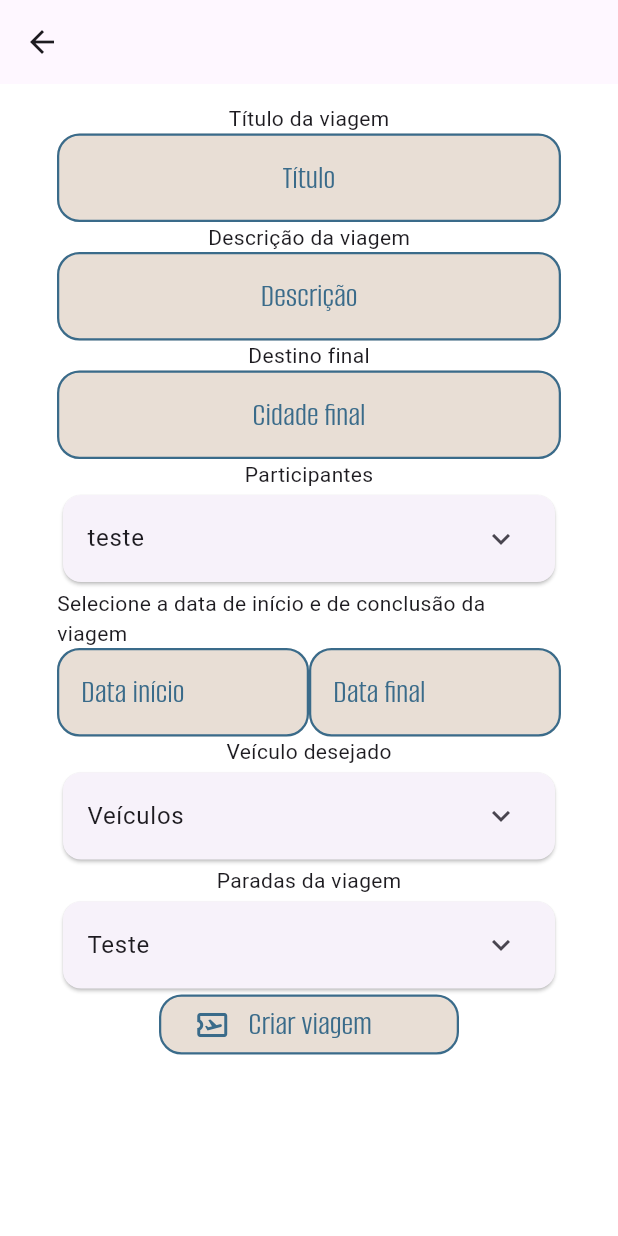
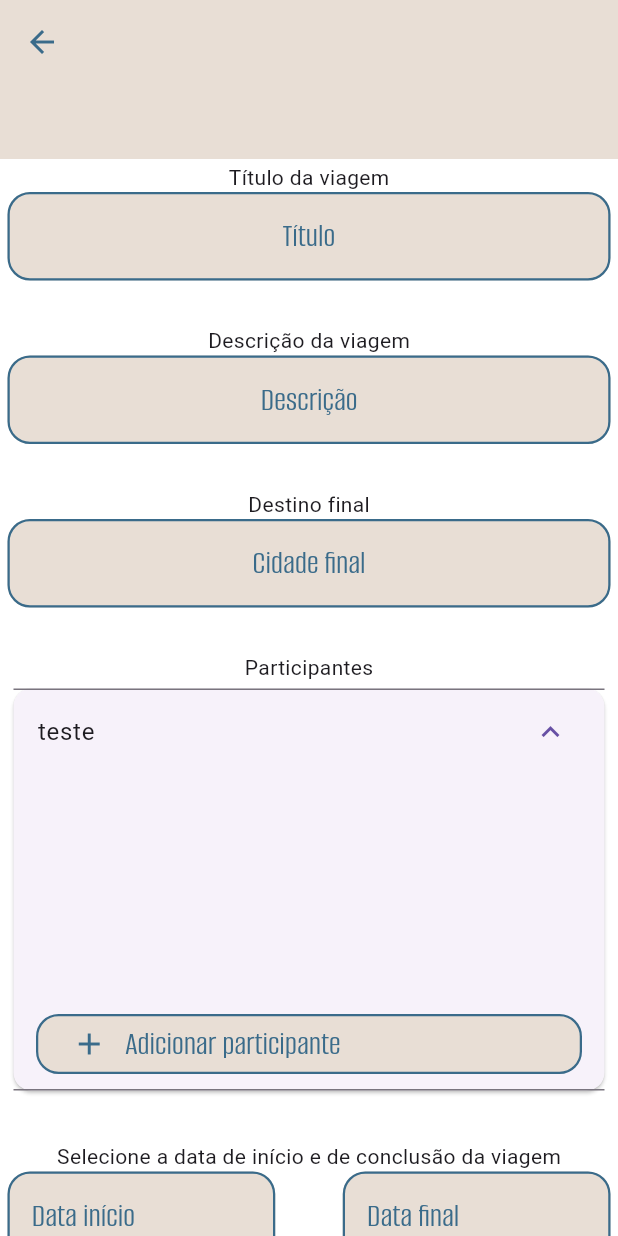
Before and after one commit to rafinha-as-br/TravelMaker, a Flutter app: the CreateTravelScreen screen opened by its route, on a phone screen of 412 x 824 dp. Run offline on Flutter 3.47's test engine with Material 3 defaults, Android fonts, the phone set to English and light mode, and no system bars; our stand-ins replace geocoding, geolocator, image_picker, shared_preferences, sqflite; missing offline and left inert: country_flags, dart:ffi; accounts and stored records are empty.

Commit message:
Feat 2 - Travel creation form 2/4

```diff
--- /dev/null
+++ b/travelmakerapp/lib/presentation/modules/customTextFormField.dart
@@ -0,0 +1,32 @@
+import 'package:flutter/material.dart';
+import 'package:travelmakerapp/usecase/Themes/getTheme.dart';
+
+import 'inputDecoration.dart';
+
+class CustomTextFormField1 extends StatelessWidget {
+  const CustomTextFormField1({
+    super.key,
+    required this.title,
+    required this.controller,
+    required this.validator
+  });
+
+  final String title;
+  final TextEditingController controller;
+  final FormFieldValidator validator;
+
+
+
+  @override
+  Widget build(BuildContext context) {
+    return TextFormField(
+      textAlign: TextAlign.center,
+      decoration: getInputDecoration(title, context),
+      style: Theme.of(context).textTheme.displaySmall,
+      cursorColor: getPrimaryColor(),
+      keyboardType: TextInputType.text,
+      controller: controller,
+      validator: validator,
+    );
+  }
+}
--- a/travelmakerapp/lib/presentation/modules/travelForm/stopForm.dart
+++ b/travelmakerapp/lib/presentation/modules/travelForm/stopForm.dart
@@ -1,4 +1,7 @@
 import 'package:flutter/material.dart';
+
+import '../../../usecase/Themes/getTheme.dart';
+import '../inputDecoration.dart';
 
 class Stopform extends StatelessWidget {
   const Stopform({super.key});
@@ -20,9 +23,24 @@ class Stopform extends StatelessWidget {
             Row(
               children: [
                 Text("Qual a cidade de parada?"),
-
+                TextFormField(
+                  textAlign: TextAlign.center,
+                  decoration: getInputDecoration("Cidade", context),
+                  style: Theme.of(context).textTheme.displaySmall,
+                  cursorColor: getPrimaryColor(),
+                  keyboardType: TextInputType.text,
+                  validator: (value){
+                    if(value==null) {
+                      return 'Você precisa informar a cidade de parada!';
+                    }
+                    if(value.length<2){
+                      return 'Não é possível encontrar cidades com menos de 2 caracteres!';
+                    }
+                    return null;
+                  },
+                )
               ],
-            )
+            ),
 
             // get coords (future)
 
--- a/travelmakerapp/lib/presentation/modules/travelForm/travelForm.dart
+++ b/travelmakerapp/lib/presentation/modules/travelForm/travelForm.dart
@@ -1,6 +1,7 @@
 import 'package:flutter/material.dart';
 import 'package:provider/provider.dart';
 import 'package:travelmakerapp/presentation/modules/buttons/customButton.dart';
+import 'package:travelmakerapp/presentation/modules/customTextFormField.dart';
 import 'package:travelmakerapp/presentation/modules/travelForm/travelDesiredVehicles.dart';
 import 'package:travelmakerapp/presentation/modules/travelForm/travelParticipantsExpansionTile.dart';
 import 'package:travelmakerapp/presentation/modules/travelForm/travelStopDialog.dart';
@@ -25,22 +26,19 @@ class TravelForm extends StatelessWidget {
 
 
     return Padding(
-      padding: const EdgeInsets.all(8.0),
+      padding: const EdgeInsets.symmetric(horizontal: 5, vertical: 2),
       child: Form(
+        key: _formKey,
           child: Column(
+            spacing: 30,
             children: [
 
               // travel title
-              Container(
-                child: Column(
+              Column(
                 children: [
                   Text('Título da viagem'),
-                    TextFormField(
-                      textAlign: TextAlign.center,
-                      decoration: getInputDecoration("Título", context),
-                      style: Theme.of(context).textTheme.displaySmall,
-                      cursorColor: getPrimaryColor(),
-                      keyboardType: TextInputType.text,
+                  CustomTextFormField1(
+                      title: "Título",
                       controller: travelTitle,
                       validator: (value){
                         if(value==null) {
@@ -54,19 +52,13 @@ class TravelForm extends StatelessWidget {
                   )
                 ],
               ),
-              ),
 
               // travel description ("what is the objetive of this travel?")
-              Container(
-                child: Column(
+              Column(
                 children: [
                   Text('Descrição da viagem'),
-                    TextFormField(
-                      textAlign: TextAlign.center,
-                      decoration: getInputDecoration('Descrição', context),
-                      style: Theme.of(context).textTheme.displaySmall,
-                      cursorColor: getPrimaryColor(),
-                      keyboardType: TextInputType.text,
+                  CustomTextFormField1(
+                      title: "Descrição",
                       controller: travelDescription,
                       validator: (value){
                         if(value==null) {
@@ -80,19 +72,13 @@ class TravelForm extends StatelessWidget {
                   )
                 ],
               ),
-              ),
 
               // final destination
-              Container(
-                child: Column(
+              Column(
                 children: [
                   Text('Destino final'),
-                    TextFormField(
-                      textAlign: TextAlign.center,
-                      decoration: getInputDecoration('Cidade final', context),
-                      style: Theme.of(context).textTheme.displaySmall,
-                      cursorColor: getPrimaryColor(),
-                      keyboardType: TextInputType.text,
+                  CustomTextFormField1(
+                      title: "Cidade final",
                       controller: travelDestination,
                       validator: (value){
                         if(value==null) {
@@ -106,25 +92,22 @@ class TravelForm extends StatelessWidget {
                   )
                 ],
               ),
-              ),
 
               // participants selector (create a dialog widget)
-              Container(
-                child: Column(
+              Column(
                 children: [
                   Text('Participantes'),
-                    TravelParticipantsDialog(),
+                  TravelParticipantsExpansionTile(),
                 ],
-                ),
               ),
 
 
               // date selector for start and finish of the travel (datePicker)
-              Container(
-                child: Column(
+              Column(
                 children: [
-                    Text('Selecione a data de início e de conclusão da viagem'),
+                  Text('Selecione a data de início e de conclusão da viagem',),
                   Row(
+                    spacing: 45,
                     children: [
                       Expanded(
                         child: TextFormField(
@@ -153,37 +136,35 @@ class TravelForm extends StatelessWidget {
 
                 ],
               ),
-              ),
 
               // desired vehicle selector (same as participants but with inkwell)
-              Container(
-                child: Column(
+              Column(
                 children: [
                   Text("Veículo desejado"),
                   Traveldesiredvehicles(),
                 ],
               ),
-              ),
 
               // add a travel stop (anoter dialog widget)
-              Container(
-                child: Column(
+              Column(
                 children: [
                   Text('Paradas da viagem'),
                   TravelStopExpansionTile(),
                 ],
               ),
-              ),
 
 
               // save button
-              Container(
-                width: 200,
+              Row(
+                children: [
+                  Expanded(
                     child: Button1(
                         onTap: (){},
                         text: "Criar viagem",
                         icon: Icons.airplane_ticket_outlined
                     ),
+                  ),
+                ],
               )
 
             ],
--- a/travelmakerapp/lib/presentation/modules/travelForm/travelParticipantsExpansionTile.dart
+++ b/travelmakerapp/lib/presentation/modules/travelForm/travelParticipantsExpansionTile.dart
@@ -3,14 +3,14 @@ import 'package:travelmakerapp/presentation/modules/buttons/customButton.dart';
 import 'package:travelmakerapp/presentation/modules/travelForm/TravelParticipantsListForm.dart';
 import 'package:travelmakerapp/presentation/modules/travelForm/addParticipantDialog.dart';
 
-class TravelParticipantsDialog extends StatelessWidget {
-  const TravelParticipantsDialog({super.key});
+class TravelParticipantsExpansionTile extends StatelessWidget {
+  const TravelParticipantsExpansionTile({super.key});
 
   @override
   Widget build(BuildContext context) {
     return Card(
       child: ExpansionTile(
-
+        initiallyExpanded: true,
         title: Text('teste'),
         children: [
           Padding(
@@ -18,10 +18,10 @@ class TravelParticipantsDialog extends StatelessWidget {
             child: Column(
               children: [
                 //Participants
-                Container(
-                  child: Travelparticipantslistform(),
+                SizedBox(
                   width: 200,
                   height: 150,
+                  child: Travelparticipantslistform(),
                 ),
 
                 // add participants button
--- a/travelmakerapp/lib/presentation/page/createTravelScreen.dart
+++ b/travelmakerapp/lib/presentation/page/createTravelScreen.dart
@@ -1,5 +1,7 @@
 import 'package:flutter/material.dart';
 import 'package:travelmakerapp/presentation/modules/travelForm/travelForm.dart';
+
+import '../../usecase/Themes/getTheme.dart';
 
 class CreateTravelScreen extends StatelessWidget {
   const CreateTravelScreen({super.key});
@@ -11,11 +13,20 @@ class CreateTravelScreen extends StatelessWidget {
   Widget build(BuildContext context) {
     return Scaffold(
       appBar: AppBar(
+        iconTheme: IconThemeData(color: getPrimaryColor()),
+        backgroundColor: getCanvasColor(),
+        bottom: PreferredSize(
+            preferredSize: Size.fromHeight(50),
+            child: Column(
+              children: [
+                // title
+                // subtitle
+              ],
+            )
+        ),
 
       ),
-      body: Padding(
-        padding: const EdgeInsets.symmetric(horizontal: 30, vertical: 5),
-        child: SizedBox(
+      body: SizedBox(
         height: MediaQuery.of(context).size.height,
         child: SingleChildScrollView(
           child: Column(
@@ -24,7 +35,6 @@ class CreateTravelScreen extends StatelessWidget {
             ],
           ),
         ),
-        )
       ),
     );
   }
```
Also changed, not shown: 1 other file. Lines whose indentation alone changed are shown as unchanged.
